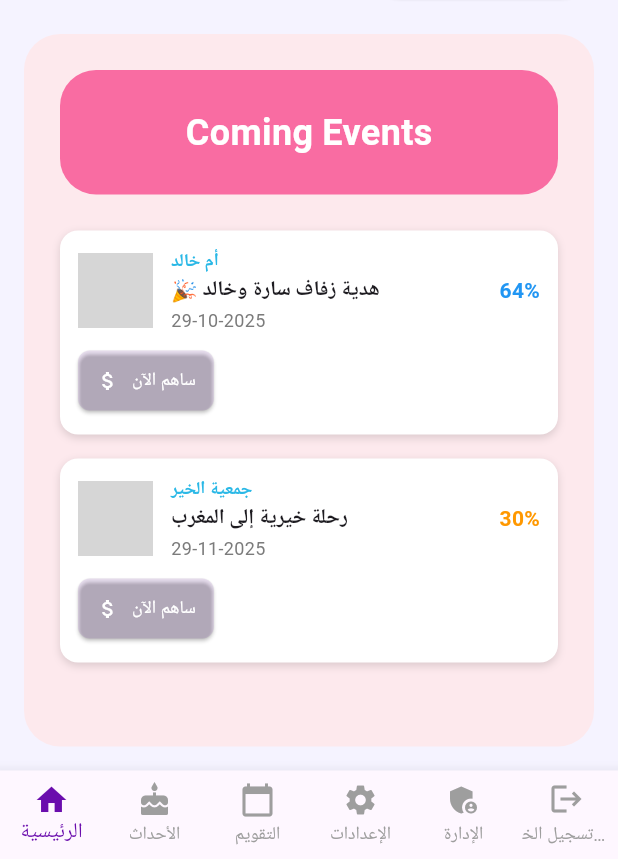
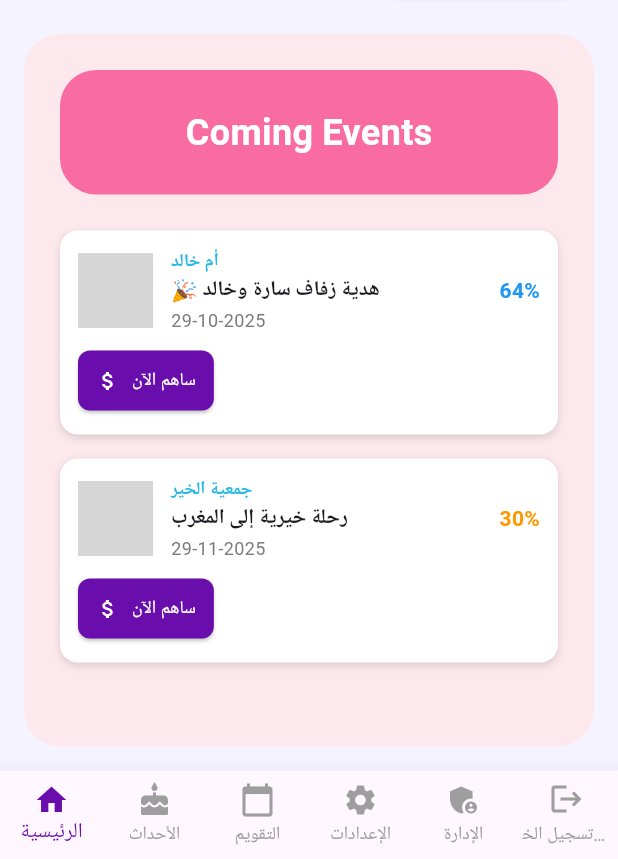
Before and after one commit to abouselmi/Giftagon, a Flutter app: the screen it shows after launch, scrolled down 362 dp, on a phone screen of 412 x 824 dp, the part 377-1236 px from its top. Run offline on Flutter 3.47's test engine with Material 3 defaults, Android fonts, the light colour scheme and no system bars; our stand-ins replace flutter_local_notifications, flutter_riverpod, google_fonts, hive, hive_flutter, image_picker and 1 more; accounts and stored records are empty; Roboto replaces fonts that are missing (Tajawal); grey boxes are pictures that could not be loaded.

Commit message:
Update dashboard_screen.dart

```diff
--- a/lib/screens/dashboard_screen.dart
+++ b/lib/screens/dashboard_screen.dart
@@ -406,7 +406,7 @@ class DashboardScreen extends ConsumerWidget {
                 icon: const Icon(Icons.attach_money, size: 16),
                 label: const Text("ساهم الآن", style: TextStyle(fontSize: 12)),
                 style: ElevatedButton.styleFrom(
-                  backgroundColor: AppColors.primary10,
+                  backgroundColor: AppColors.primary,
                   padding: const EdgeInsets.symmetric(horizontal: 12, vertical: 6),
                   shape: RoundedRectangleBorder(borderRadius: BorderRadius.circular(8)),
                 ),
@@ -552,7 +552,7 @@ class DashboardScreen extends ConsumerWidget {
               icon: const Icon(Icons.attach_money, size: 16),
               label: const Text("ساهم الآن", style: TextStyle(fontSize: 12)),
               style: ElevatedButton.styleFrom(
-                backgroundColor: AppColors.primary10,
+                backgroundColor: AppColors.primary,
                 padding: const EdgeInsets.symmetric(horizontal: 12, vertical: 6),
                 shape: RoundedRectangleBorder(borderRadius: BorderRadius.circular(8)),
               ),
@@ -789,4 +789,5 @@ class DashboardScreen extends ConsumerWidget {
       ),
     );
   }
+
 }
```
